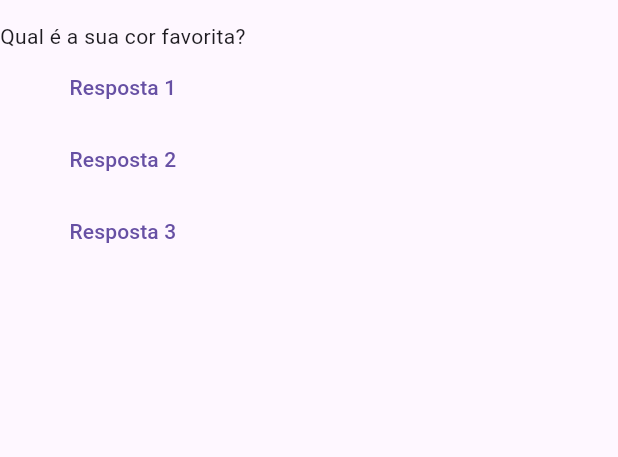
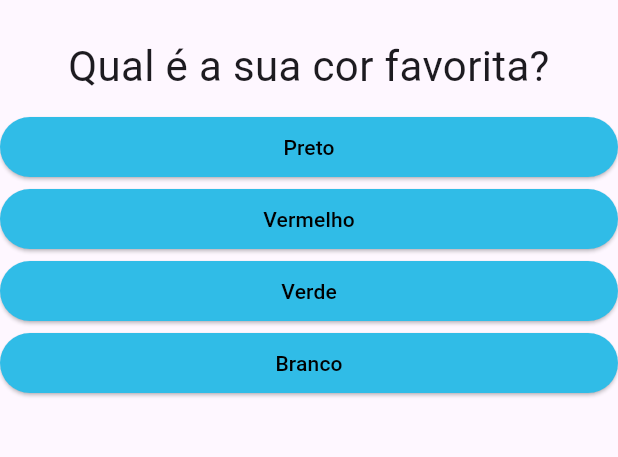
Before and after one commit to srlimasilva/projeto_perguntas, a Flutter app: the screen it shows after launch, on a phone screen of 412 x 824 dp, the part 63-520 px from its top. Run offline on Flutter 3.47's test engine with Material 3 defaults, Android fonts, the phone set to English and light mode, and no system bars.

Commit message:
Adição de melhorias

```diff
--- a/lib/main.dart
+++ b/lib/main.dart
@@ -1,65 +1,81 @@
 import 'package:flutter/material.dart';
-import 'package:flutter/cupertino.dart';
+import 'package:projeto_perguntas/questao.dart';
+import 'package:projeto_perguntas/resposta.dart';
 
-void main(List<String> args) {
-  runApp(PerguntaApp());
-}
+void main() => runApp(const PerguntaApp());
 
-class PerguntaApp extends StatefulWidget {
+class PerguntaAppState extends State<PerguntaApp> {
+  var perguntaSelecionada = 0;
+  final List<Map<String, Object>> _perguntas = const [
+    {
+      'texto': 'Qual é a sua cor favorita?',
+      'respostas': ['Preto', 'Vermelho', 'Verde', 'Branco'],
+    },
+    {
+      'texto': 'Qual é o seu animal favorito?',
+      'respostas': ['Coelho', 'Cobra', 'Elefante', 'Leão'],
+    },
+    {
+      'texto': 'Qual é o seu instrutor favorito?',
+      'respostas': ['Maria', 'João', 'Leo', 'Beto'],
+    },
+  ];
 
-  const PerguntaApp({super.key});
-
-  @override
-  State<PerguntaApp> createState() => _PerguntaAppState();
-}
-
-class _PerguntaAppState extends State<PerguntaApp> {
-
-  var perguntaSelecionada = 0;
-
-
-  void responder(){
+  void responder() {
     setState(() {
       perguntaSelecionada++;
     });
-    print("Pergunta respondida");
+    print(perguntaSelecionada);
+  }
+
+  bool get temPerguntaSelecionada {
+    return perguntaSelecionada < _perguntas.length;
   }
 
   @override
   Widget build(BuildContext context) {
-    final List<String> perguntas = [
-      "Qual é a sua cor favorita?",
-      "Qual é o seu animal favorito?",
-      "Qual é o animal que faz MU?"
-    ];
+    List<String> respostas = temPerguntaSelecionada
+        ? _perguntas[perguntaSelecionada]['respostas'] as List<String>
+        : [];
+
+    //for (String textoResp in perguntas[perguntaSelecionada]['respostas'] as List<String>) {
+    //respostas.add(Resposta(textoResp, responder));
+    //}
 
     return MaterialApp(
         home: Scaffold(
       appBar: AppBar(
-        title: const Text("Perguntas"),
+        title: const Text('Perguntas'),
       ),
       body: Column(
+        mainAxisAlignment: MainAxisAlignment.start, // Perguntas ficam no topo
+        crossAxisAlignment: CrossAxisAlignment.stretch,
         children: [
-          Text(perguntas[perguntaSelecionada]),
-          TextButton(
-              child: const Text("Resposta 1"),
-              onPressed: () {
-                responder();
-              }),
-          TextButton(
-            child: const Text("Resposta 2"),
-            onPressed: () {
-              responder();
-            },
-          ),
-          TextButton(
-            child: const Text("Resposta 3"),
-            onPressed: () {
-              responder();
-            },
-          ),
+          if (temPerguntaSelecionada) ...[
+            Questao(_perguntas[perguntaSelecionada]['texto'] as String),
+            ...respostas.map((t) => Resposta(t, responder)),
+          ] else
+            Expanded(
+              // Para centralizar a mensagem
+              child: Center(
+                child: Text(
+                  'Parabéns! Você respondeu todas as perguntas.\nObrigado por participar!',
+                  style: TextStyle(fontSize: 20, fontWeight: FontWeight.bold),
+                  textAlign: TextAlign.center,
+                ),
+              ),
+            ),
         ],
       ),
     ));
   }
 }
+
+class PerguntaApp extends StatefulWidget {
+  const PerguntaApp({super.key});
+
+  @override
+  PerguntaAppState createState() {
+    return PerguntaAppState();
+  }
+}
--- /dev/null
+++ b/lib/questao.dart
@@ -0,0 +1,20 @@
+import 'package:flutter/material.dart';
+
+class Questao extends StatelessWidget {
+  final String texto;
+
+  Questao(this.texto);
+
+  @override
+  Widget build(BuildContext context) {
+    return Container(
+      width: double.infinity,
+      margin: EdgeInsets.all(10),
+      child: Text(
+        texto,
+        style: TextStyle(fontSize: 28),
+        textAlign: TextAlign.center,
+      ),
+    );
+  }
+}
--- /dev/null
+++ b/lib/resposta.dart
@@ -0,0 +1,24 @@
+import 'package:flutter/material.dart';
+
+class Resposta extends StatelessWidget {
+  final String texto;
+  final void Function() quandoSelecionado;
+
+
+  const Resposta(this.texto, this.quandoSelecionado, {super.key});
+
+  @override
+  Widget build(BuildContext context) {
+    return Container(
+      width: double.infinity,
+      child: ElevatedButton(
+        style: ElevatedButton.styleFrom(
+          backgroundColor: const Color.fromARGB(255, 48, 188, 231),
+          foregroundColor: const Color.fromARGB(255, 0, 0, 0),
+        ),
+        onPressed: quandoSelecionado,
+        child: Text(texto),
+      ),
+        );
+      }
+    }
```
